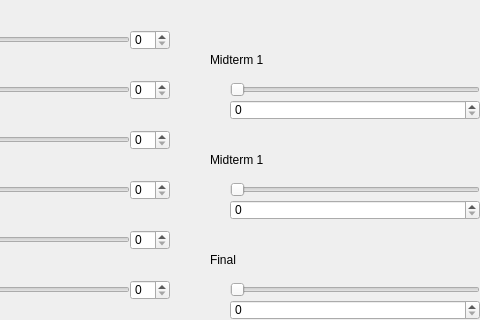
cavanstewart/GradeCalculator, file mainwindow.ui: the form before one commit; both pictures show x 220 to 700 and y 87 to 407 of the 800 by 600 pixel window.
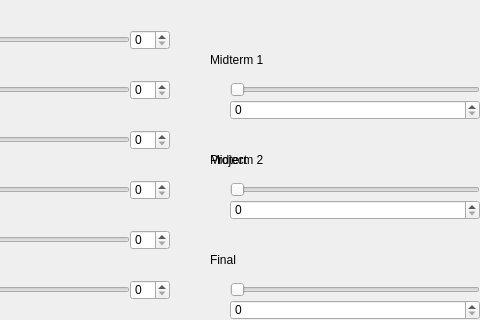
The form after the commit.

Commit message: implemented 10c grade scheme

Diff of the .ui file:
```diff
--- a/mainwindow.ui
+++ b/mainwindow.ui
@@ -463,7 +463,7 @@
      </rect>
     </property>
     <property name="text">
-     <string>Midterm 1</string>
+     <string>Midterm 2</string>
     </property>
    </widget>
    <widget class="QLabel" name="label_11">
@@ -515,6 +515,19 @@
      </rect>
     </property>
    </widget>
+   <widget class="QLabel" name="label_14">
+    <property name="geometry">
+     <rect>
+      <x>430</x>
+      <y>220</y>
+      <width>60</width>
+      <height>20</height>
+     </rect>
+    </property>
+    <property name="text">
+     <string>Project</string>
+    </property>
+   </widget>
    <zorder>horizontalSlider</zorder>
    <zorder>horizontalSlider_2</zorder>
    <zorder>horizontalSlider_3</zorder>
@@ -551,6 +564,7 @@
    <zorder>label_12</zorder>
    <zorder>label_13</zorder>
    <zorder>comboBox</zorder>
+   <zorder>label_14</zorder>
   </widget>
   <widget class="QMenuBar" name="menuBar">
    <property name="geometry">
```
The commit also changes 2 other files.
